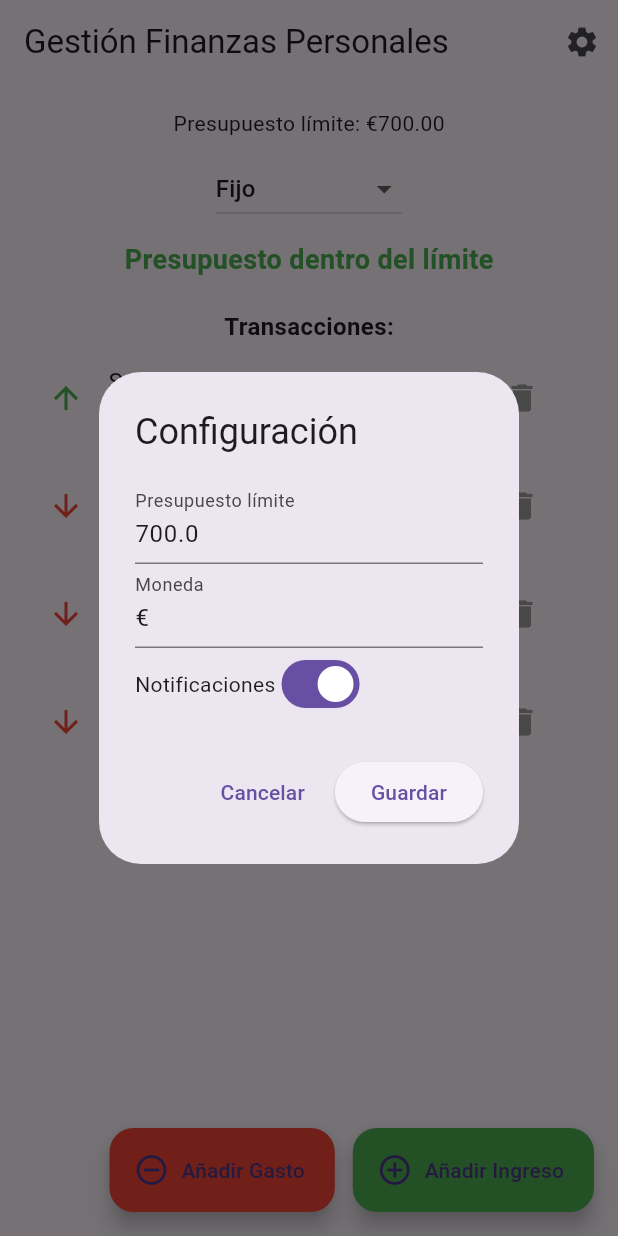
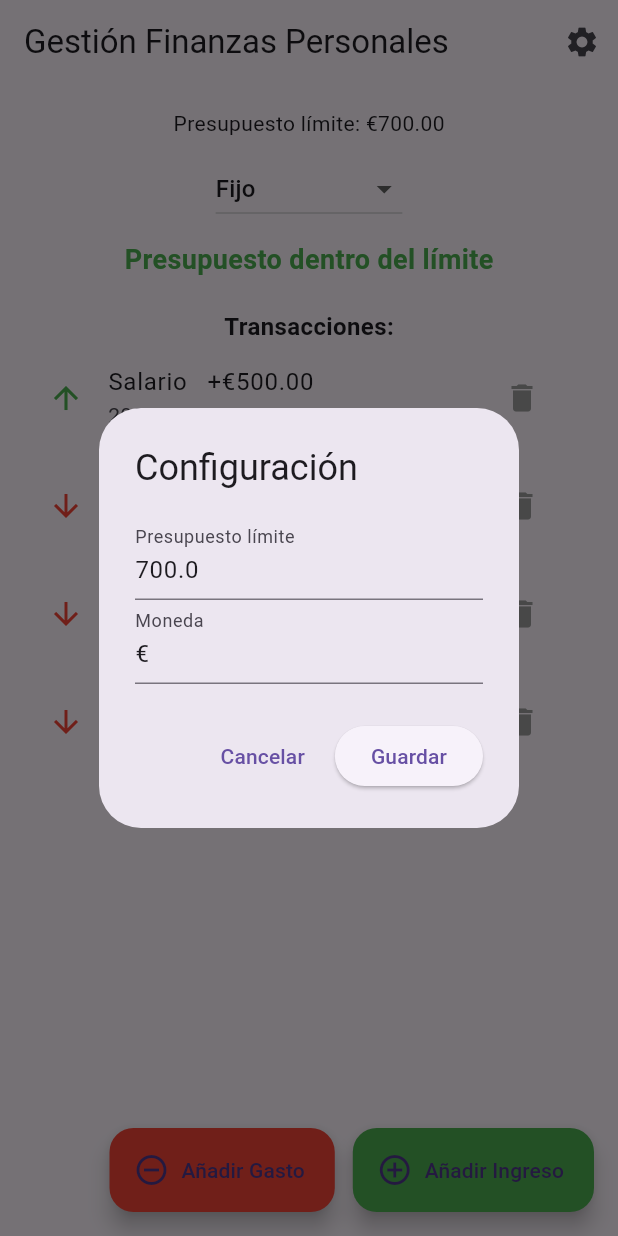
Before and after one commit to Carlosmapego8/DesarrolloSoftware2025, a Flutter app: the screen it shows after launch, after a tap on the "settings" icon, on a phone screen of 412 x 824 dp. Run offline on Flutter 3.47's test engine with Material 3 defaults, Android fonts, the phone set to English and light mode, and no system bars; our stand-ins replace fl_chart.

Commit message:
Quitado el botón de las notificaciones en la configuración

```diff
--- a/Practica4/SpendWise/lib/main.dart
+++ b/Practica4/SpendWise/lib/main.dart
@@ -39,7 +39,6 @@ class _BudgetHomePageState extends State<BudgetHomePage> {
 
   double budgetLimit = 700.0;
   String currency = '\€';
-  bool notificationsEnabled = true;
 
   late BudgetStrategy currentStrategy;
   String currentStrategyName = 'Fijo';
@@ -177,7 +176,6 @@ class _BudgetHomePageState extends State<BudgetHomePage> {
   Future<void> openSettingsDialog() async {
     final budgetController = TextEditingController(text: budgetLimit.toString());
     final currencyController = TextEditingController(text: currency);
-    bool notifications = notificationsEnabled;
 
     await showDialog(
       context: context,
@@ -196,15 +194,6 @@ class _BudgetHomePageState extends State<BudgetHomePage> {
                 controller: currencyController,
                 decoration: const InputDecoration(labelText: 'Moneda'),
               ),
-              Row(
-                children: [
-                  const Text('Notificaciones'),
-                  Switch(
-                    value: notifications,
-                    onChanged: (val) => setDialogState(() => notifications = val),
-                  ),
-                ],
-              ),
             ],
           ),
         ),
@@ -215,7 +204,6 @@ class _BudgetHomePageState extends State<BudgetHomePage> {
               setState(() {
                 budgetLimit = double.tryParse(budgetController.text) ?? budgetLimit;
                 currency = currencyController.text.isNotEmpty ? currencyController.text : currency;
-                notificationsEnabled = notifications;
                 budgetExceeded = currentStrategy.isExceeded(budgetLimit, transactions);
               });
               Navigator.pop(context);
```
